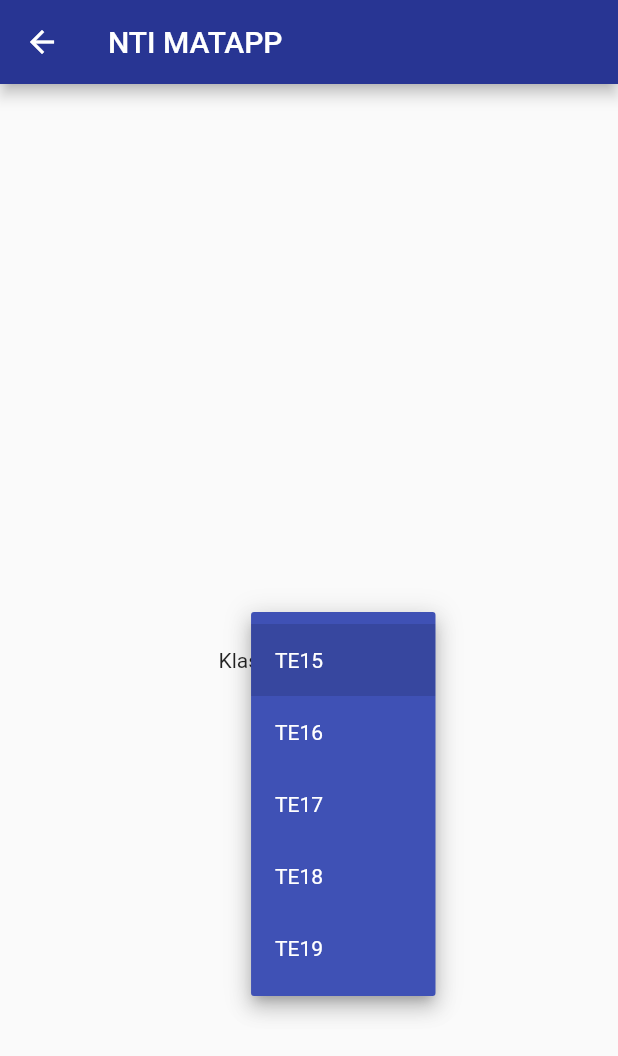
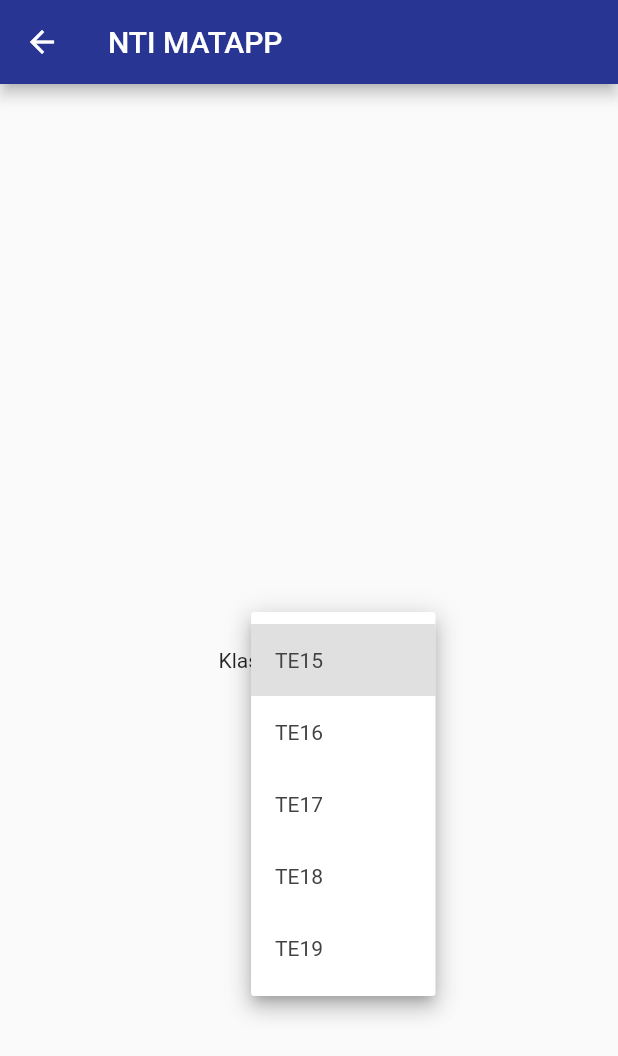
Before and after one commit to AlexMattsson/Matapp, a Flutter app: the Settings screen opened by its route, after a tap on "Välj klass", on a phone screen of 412 x 824 dp. Shown: the top 1056 px of the screen. Run offline on Flutter 3.47's test engine with Material 2 defaults, Android fonts, the phone set to English and light mode, and no system bars; our stand-ins replace shared_preferences; accounts and stored records are empty.

Commit message:
Fixed class dropdown

```diff
--- a/app/lib/Screens/settingsScreen.dart
+++ b/app/lib/Screens/settingsScreen.dart
@@ -1,4 +1,5 @@
 import 'package:app/Widgets/ClassDropdown.dart';
+import 'package:app/Widgets/classDropdown.dart' as prefix0;
 import 'package:flutter/material.dart';
 
 class Settings extends StatefulWidget {
@@ -35,7 +36,11 @@ class _SettingsState extends State<Settings> {
                                 Row(
                                     children: <Widget>[
                                         Text("Klass "),
-                                        ClassDropdown(),
+                                        prefix0.ClassDropdown(
+                                            classes: ["TE15", "TE16", "TE17", "TE18", "TE19"],
+                                            storageKey: "userClass",
+                                            lightTheme: true,
+                                        ),
                                     ],
                                 )
                             ]
--- a/app/lib/Widgets/classDropdown.dart
+++ b/app/lib/Widgets/classDropdown.dart
@@ -2,24 +2,27 @@ import 'package:flutter/material.dart';
 import 'package:shared_preferences/shared_preferences.dart';
 
 class ClassDropdown extends StatefulWidget {
+    final List<String> classes;
+    final bool lightTheme;
+    final String storageKey;
+    ClassDropdown({
+        @required this.classes,
+        @required this.storageKey,
+        this.lightTheme = false
+    });
+
     @override
-    _ClassDropdownState createState() {
-        return _ClassDropdownState();
-    }
+    _ClassDropdownState createState() => _ClassDropdownState();
 }
 
 class _ClassDropdownState extends State<ClassDropdown> {
-    //Values passed from constructor
-    String key = "userClass";
-    bool light = false;
-    static List<String> classes = ["TE15", "TE16", "TE17", "TE18", "TE19"];
 
     @override
     initState() {
         super.initState();
-        DropdownData.isDropdownValueSet(key).then((set) {
+        DropdownData.isDropdownValueSet(widget.storageKey).then((set) {
             if (set == true) {
-                DropdownData.getKeyValue(key).then((value) {
+                DropdownData.getKeyValue(widget.storageKey).then((value) {
                     setState(() {
                         updateValues(value);
                     });
@@ -41,10 +44,10 @@ class _ClassDropdownState extends State<ClassDropdown> {
         List<DropdownMenuItem<String>> items = [];
         DropdownMenuItem<String> item;
 
-        for (int i = 0; i < classes.length; i++) {
+        for (int i = 0; i < widget.classes.length; i++) {
             int value = i + 1;
             item = DropdownMenuItem<String>(
-                child: Text(classes[i]),
+                child: Text(widget.classes[i]),
                 value: "$value",
             );
             items.add(item);
@@ -55,22 +58,14 @@ class _ClassDropdownState extends State<ClassDropdown> {
     //Updating Values
     updateValues(value) {
         currentValue = value;
-        currentValueNamed = classes[int.parse(currentValue) - 1];
+        currentValueNamed = widget.classes[int.parse(currentValue) - 1];
     }
 
-    getBGColor() {
-        if (light == true) {
-            return Colors.white;
-        } else {
-            return Colors.indigo;
-        }
+    Color getBGColor() {
+        return widget.lightTheme ? Colors.white : Colors.indigo;
     }
-    getTextColor() {
-        if (light == true) {
-            return Colors.grey[800];
-        } else {
-            return Colors.white;
-        }
+    Color getTextColor() {
+        return widget.lightTheme ? Colors.grey[800] : Colors.white;
     }
 
     @override
@@ -85,7 +80,7 @@ class _ClassDropdownState extends State<ClassDropdown> {
                         value: currentValue,
                         icon: Icon(
                             Icons.arrow_downward,
-                            color: Colors.white,
+                            color: getTextColor(),
                         ),
                         style: TextStyle(
                             color: getTextColor(),
@@ -95,7 +90,7 @@ class _ClassDropdownState extends State<ClassDropdown> {
                             setState(() {
                                 updateValues(value);
                             });
-                            DropdownData.updateStorageDropdownValue(key);
+                            DropdownData.updateStorageDropdownValue(widget.storageKey);
                         },
                         hint: Text(
                             "$currentValueNamed",
```
